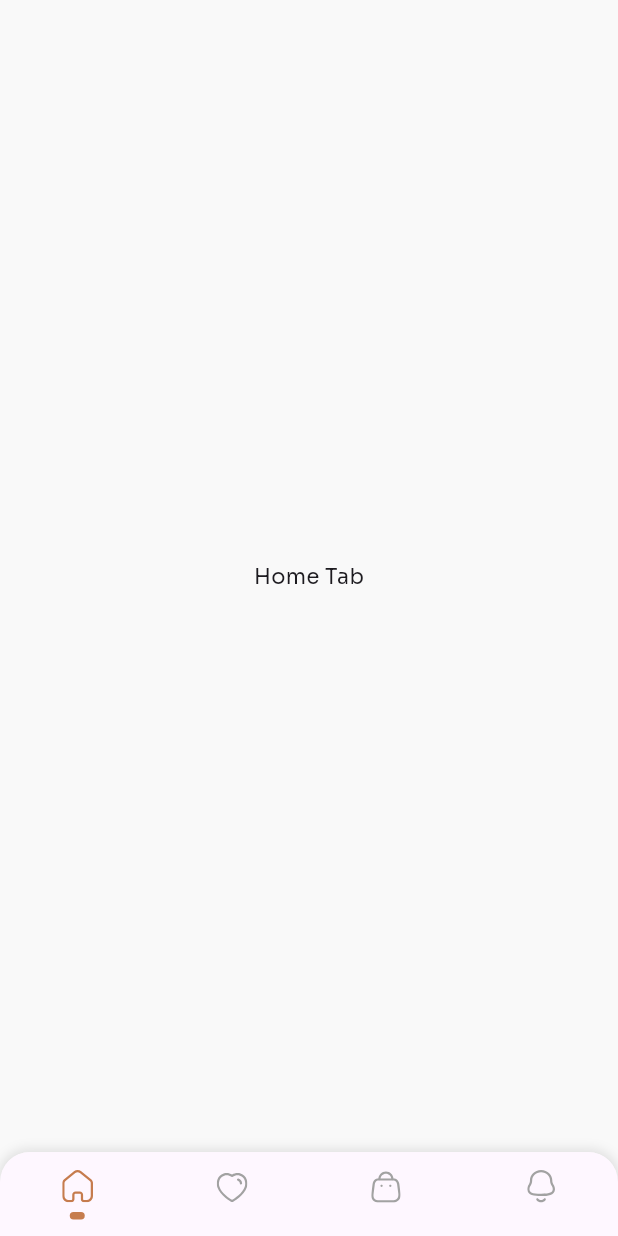
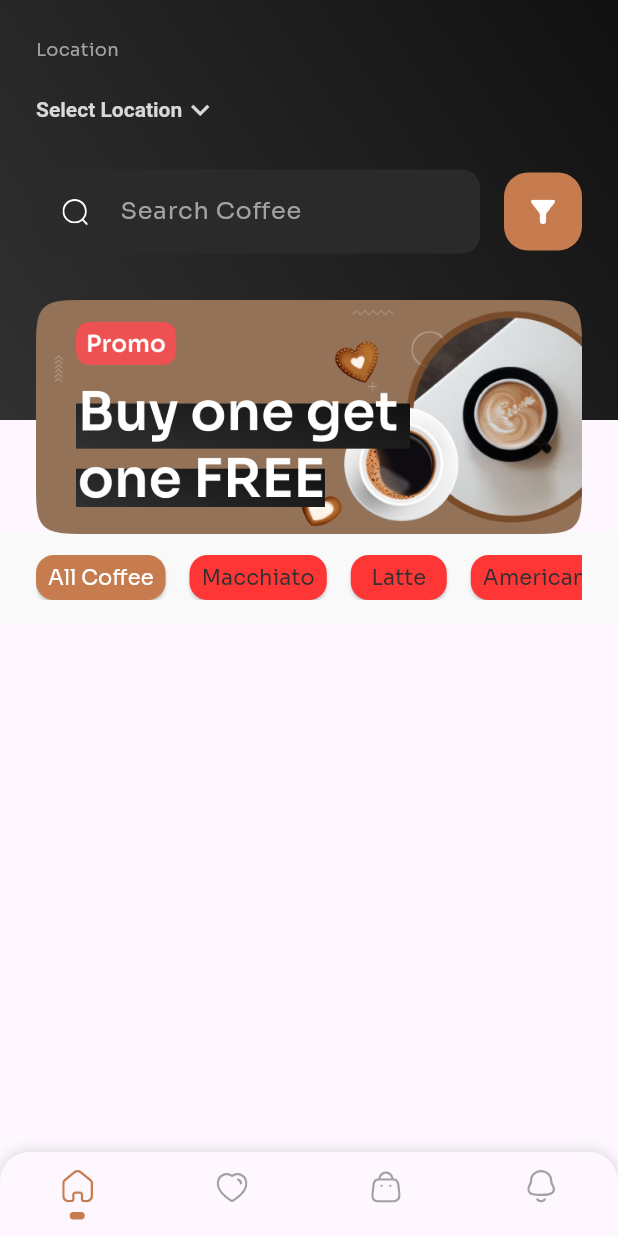
Before and after one commit to fadhildwia/coffee-shop-mobile-apps-flutter, a Flutter app: the BottomNavigationScreen screen opened directly, on a phone screen of 412 x 824 dp. Run offline on Flutter 3.47's test engine with Material 3 defaults, Android fonts, the phone set to English and light mode, and no system bars; our stand-ins replace flutter_svg.

Commit message:
fix home screen and add provider for state management

```diff
--- a/lib/main.dart
+++ b/lib/main.dart
@@ -31,7 +31,8 @@ class MyApp extends StatelessWidget {
         // tested with just a hot reload.
         colorScheme: ColorScheme.fromSeed(seedColor: Colors.deepPurple),
         useMaterial3: true,
-          fontFamily: 'Sora'),
+        fontFamily: 'Sora',
+      ),
       home: const OnboardingScreen(),
     );
   }
--- /dev/null
+++ b/lib/models/coffee_model.dart
@@ -0,0 +1,5 @@
+class CoffeeModel {
+  final String name;
+
+  CoffeeModel(this.name);
+}
--- /dev/null
+++ b/lib/models/index.dart
@@ -0,0 +1 @@
+export 'coffee_model.dart';
--- a/lib/screens/bottom_navigation_screen.dart
+++ b/lib/screens/bottom_navigation_screen.dart
@@ -1,3 +1,4 @@
+import 'package:coffee_shop_mobile_apps/screens/home_screen.dart';
 import 'package:coffee_shop_mobile_apps/widgets/bottom_navigation.dart';
 import 'package:flutter/material.dart';
 
@@ -12,7 +13,7 @@ class _BottomNavigationScreenState extends State<BottomNavigationScreen> {
   int _selectedIndex = 0;
 
   final List<Widget> _pages = [
-    const Center(child: Text('Home Tab')),
+    const HomeScreen(),
     const Center(child: Text('Wishlist Tab')),
     const Center(child: Text('Cart Tab')),
     const Center(child: Text('Notification Tab')),
@@ -27,7 +28,6 @@ class _BottomNavigationScreenState extends State<BottomNavigationScreen> {
   @override
   Widget build(BuildContext context) {
     return Scaffold(
-      backgroundColor: Color.fromRGBO(249, 249, 249, 1),
       body: _pages[_selectedIndex],
       bottomNavigationBar: BottomNavigation(
         selectedIndex: _selectedIndex,
--- /dev/null
+++ b/lib/screens/home_screen.dart
@@ -0,0 +1,168 @@
+import 'package:coffee_shop_mobile_apps/utils/assets.dart';
+import 'package:coffee_shop_mobile_apps/view_models/home_view_model.dart';
+import 'package:coffee_shop_mobile_apps/widgets/custom_dropdown.dart';
+import 'package:coffee_shop_mobile_apps/widgets/custom_tab_button.dart';
+import 'package:flutter/material.dart';
+import 'package:flutter_svg/svg.dart';
+import 'package:provider/provider.dart';
+
+class HomeScreen extends StatelessWidget {
+  const HomeScreen({super.key});
+
+  @override
+  Widget build(BuildContext context) {
+    return ChangeNotifierProvider(
+      create: (context) => HomeViewModel(),
+      child: Consumer<HomeViewModel>(
+        builder: (context, viewModel, child) {
+          return SafeArea(
+            child: SingleChildScrollView(
+              child: Stack(
+                children: [
+                  Column(
+                    children: [
+                      Container(
+                        height: 280,
+                        width: double.infinity,
+                        decoration: const BoxDecoration(
+                          gradient: LinearGradient(
+                            colors: [
+                              Color.fromRGBO(49, 49, 49, 1),
+                              Color.fromRGBO(17, 17, 17, 1),
+                            ],
+                            begin: Alignment.bottomLeft,
+                            end: Alignment.topRight,
+                          ),
+                        ),
+                        child: Padding(
+                          padding: const EdgeInsets.all(24),
+                          child: Column(
+                            crossAxisAlignment: CrossAxisAlignment.start,
+                            children: [
+                              const Text(
+                                'Location',
+                                style: TextStyle(
+                                  color: Color.fromRGBO(162, 162, 162, 1),
+                                  fontSize: 12,
+                                ),
+                              ),
+                              const SizedBox(height: 8),
+                              CustomDropdown(
+                                selectedValue: viewModel.selectedLocation,
+                                items: ['Item 1', 'Item 2', 'Item 3', 'Item 4'],
+                                onChanged: (value) {
+                                  viewModel.selectedLocation = value;
+                                },
+                              ),
+                              const SizedBox(height: 16),
+                              Row(
+                                children: [
+                                  Expanded(
+                                    child: TextField(
+                                      style: const TextStyle(
+                                        color: Colors.white,
+                                      ),
+                                      decoration: InputDecoration(
+                                        prefixIcon: Padding(
+                                          padding: const EdgeInsets.all(16),
+                                          child: SvgPicture.asset(
+                                            '${AssetPath.iconPath}/search.svg',
+                                            colorFilter: const ColorFilter.mode(
+                                              Colors.white,
+                                              BlendMode.srcIn,
+                                            ),
+                                            width: 20,
+                                            height: 20,
+                                          ),
+                                        ),
+                                        hintText: 'Search Coffee',
+                                        hintStyle: const TextStyle(
+                                          color:
+                                              Color.fromRGBO(162, 162, 162, 1),
+                                        ),
+                                        border: OutlineInputBorder(
+                                          borderRadius:
+                                              BorderRadius.circular(12.0),
+                                          borderSide: BorderSide.none,
+                                        ),
+                                        filled: true,
+                                        fillColor:
+                                            const Color.fromRGBO(42, 42, 42, 1),
+                                      ),
+                                    ),
+                                  ),
+                                  const SizedBox(width: 16),
+                                  Container(
+                                    height: 52,
+                                    width: 52,
+                                    decoration: BoxDecoration(
+                                      color:
+                                          const Color.fromRGBO(198, 124, 78, 1),
+                                      borderRadius: BorderRadius.circular(16.0),
+                                    ),
+                                    child: IconButton(
+                                      icon: const Icon(
+                                        Icons.filter_alt_rounded,
+                                        color: Colors.white,
+                                      ),
+                                      onPressed: () {},
+                                    ),
+                                  ),
+                                ],
+                              ),
+                            ],
+                          ),
+                        ),
+                      ),
+                      Padding(
+                        padding: const EdgeInsets.only(top: 74),
+                        child: Container(
+                          color: const Color.fromRGBO(249, 249, 249, 1),
+                          child: Padding(
+                            padding: const EdgeInsets.symmetric(
+                              horizontal: 24,
+                              vertical: 16,
+                            ),
+                            child: SizedBox(
+                              height: 30,
+                              child: ListView.builder(
+                                scrollDirection: Axis.horizontal,
+                                itemCount: viewModel.coffeeTypes.length,
+                                itemBuilder: (context, index) {
+                                  return CustomTabButton(
+                                    title: viewModel.coffeeTypes[index].name,
+                                    isSelected: viewModel.selectedCoffee ==
+                                        viewModel.coffeeTypes[index].name,
+                                    onPressed: () {
+                                      viewModel.selectCoffee(
+                                        viewModel.coffeeTypes[index],
+                                      );
+                                    },
+                                  );
+                                },
+                              ),
+                            ),
+                          ),
+                        ),
+                      ),
+                    ],
+                  ),
+                  Positioned(
+                    top: 200,
+                    left: 24,
+                    right: 24,
+                    child: Image.asset(
+                      '${AssetPath.imagePath}/banner.png',
+                      width: double.infinity,
+                      fit: BoxFit.fitHeight,
+                    ),
+                  ),
+                ],
+              ),
+            ),
+          );
+        },
+      ),
+    );
+  }
+}
--- /dev/null
+++ b/lib/view_models/home_view_model.dart
@@ -0,0 +1,24 @@
+import 'package:flutter/material.dart';
+import '../models/coffee_model.dart';
+
+class HomeViewModel extends ChangeNotifier {
+  String? selectedCoffee = 'All Coffee';
+  String? selectedLocation;
+
+  final List<CoffeeModel> coffeeTypes = [
+    CoffeeModel('All Coffee'),
+    CoffeeModel('Macchiato'),
+    CoffeeModel('Latte'),
+    CoffeeModel('Americano'),
+    CoffeeModel('Mocha'),
+    CoffeeModel('Flat White'),
+    CoffeeModel('Cold Brew'),
+    CoffeeModel('Affogato'),
+    CoffeeModel('Irish Coffee'),
+  ];
+
+  void selectCoffee(CoffeeModel coffee) {
+    selectedCoffee = coffee.name;
+    notifyListeners();
+  }
+}
--- /dev/null
+++ b/lib/view_models/index.dart
@@ -0,0 +1 @@
+export 'home_view_model.dart';
--- /dev/null
+++ b/lib/widgets/custom_dropdown.dart
@@ -0,0 +1,52 @@
+import 'package:flutter/material.dart';
+
+class CustomDropdown extends StatelessWidget {
+  final String? selectedValue;
+  final List<String> items;
+  final Function(String?) onChanged;
+
+  const CustomDropdown({
+    Key? key,
+    required this.selectedValue,
+    required this.items,
+    required this.onChanged,
+  }) : super(key: key);
+
+  @override
+  Widget build(BuildContext context) {
+    return DropdownButton<String>(
+      value: selectedValue,
+      hint: const Text(
+        'Select Location',
+        style: TextStyle(
+          color: Color.fromRGBO(216, 216, 216, 1),
+          fontWeight: FontWeight.w600,
+        ),
+      ),
+      icon: const Icon(
+        Icons.keyboard_arrow_down,
+        color: Color.fromRGBO(216, 216, 216, 1),
+      ),
+      iconSize: 24,
+      elevation: 16,
+      underline: Container(),
+      style: const TextStyle(
+        color: Color.fromRGBO(216, 216, 216, 1),
+        fontWeight: FontWeight.w600,
+      ),
+      onChanged: onChanged,
+      items: items.map<DropdownMenuItem<String>>((String value) {
+        return DropdownMenuItem<String>(
+          value: value,
+          child: Text(
+            value,
+            style: const TextStyle(
+              color: Color.fromRGBO(216, 216, 216, 1),
+              fontWeight: FontWeight.w600,
+            ),
+          ),
+        );
+      }).toList(),
+    );
+  }
+}
--- /dev/null
+++ b/lib/widgets/custom_tab_button.dart
@@ -0,0 +1,41 @@
+import 'package:flutter/material.dart';
+
+class CustomTabButton extends StatelessWidget {
+  final String title;
+  final bool isSelected;
+  final Function() onPressed;
+
+  const CustomTabButton({
+    super.key,
+    required this.title,
+    required this.isSelected,
+    required this.onPressed,
+  });
+
+  @override
+  Widget build(BuildContext context) {
+    return Container(
+      margin: const EdgeInsets.only(right: 16),
+      child: ElevatedButton(
+        style: ElevatedButton.styleFrom(
+          backgroundColor: isSelected
+              ? const Color.fromRGBO(198, 124, 78, 1)
+              : const Color.fromRGBO(254, 54, 54, 3.5),
+          padding: const EdgeInsets.symmetric(horizontal: 8, vertical: 4),
+          shape: RoundedRectangleBorder(
+            borderRadius: BorderRadius.circular(12),
+          ),
+        ),
+        onPressed: onPressed,
+        child: Text(
+          title,
+          style: TextStyle(
+            fontSize: 14,
+            color:
+                isSelected ? Colors.white : const Color.fromRGBO(49, 49, 49, 1),
+          ),
+        ),
+      ),
+    );
+  }
+}
--- a/lib/widgets/index.dart
+++ b/lib/widgets/index.dart
@@ -1 +1,3 @@
 export 'bottom_navigation.dart';
+export 'custom_dropdown.dart';
+export 'custom_tab_button.dart';
```
Also changed, not shown: pubspec.yaml (+1 -6 lines), assets/icons/search.svg (added), assets/images/banner.png (added), pubspec.lock. Lines whose indentation alone changed are shown as unchanged.
